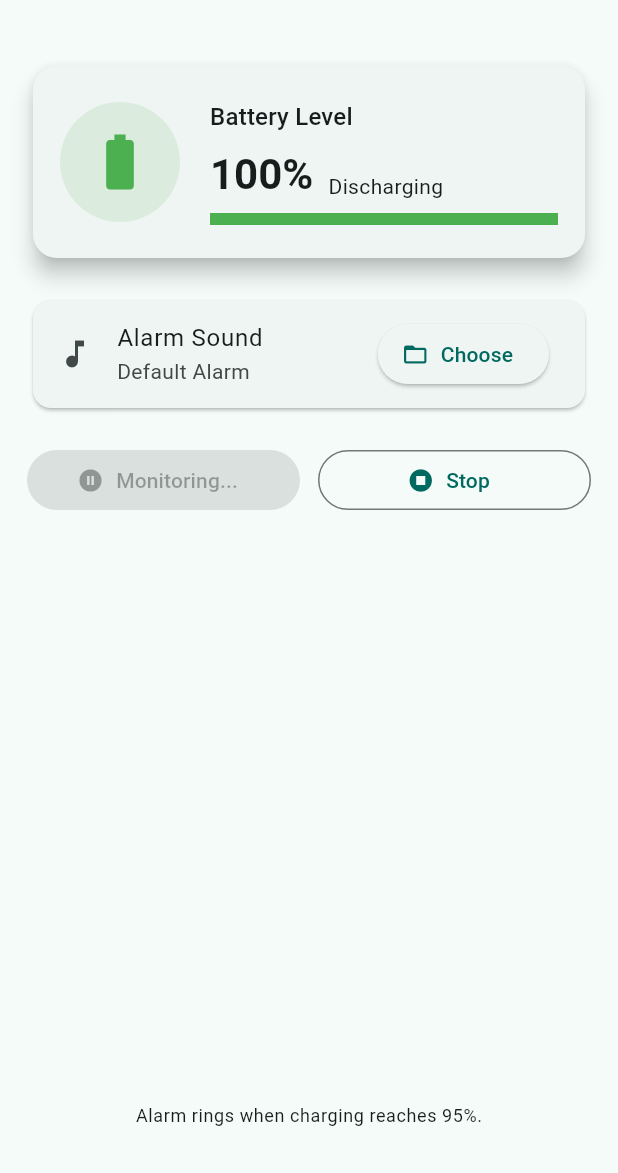
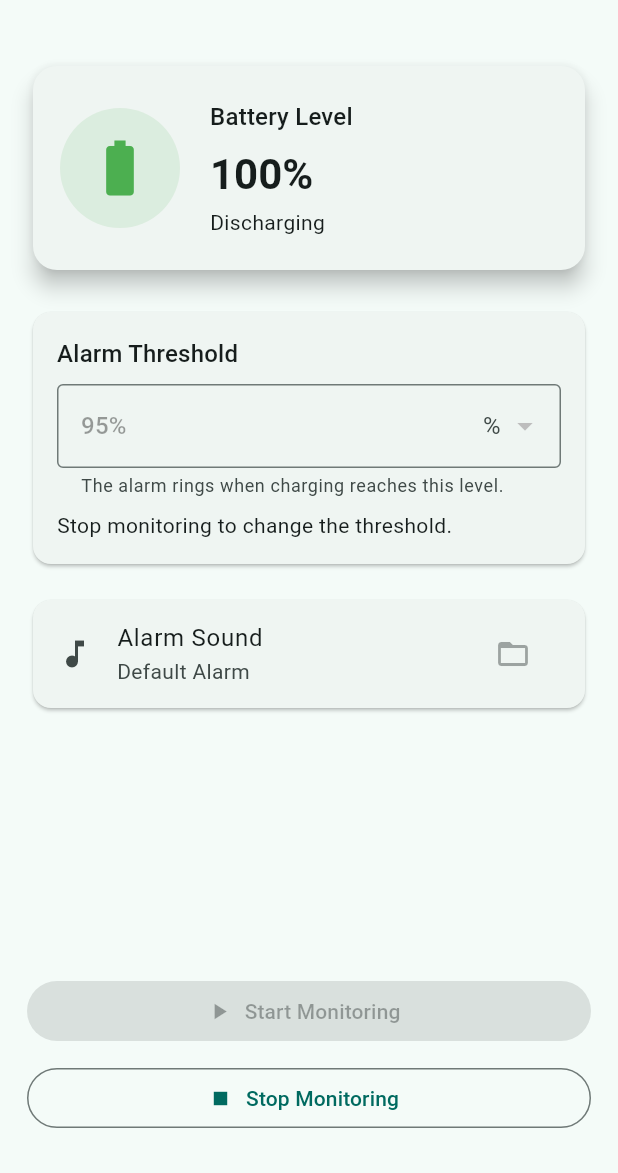
Before and after one commit to awm2000-ash/battery_full_alarm_flutter, a Flutter app: the screen it shows after launch, after a tap on "Start Monitoring", on a phone screen of 412 x 824 dp, the part 63-1236 px from its top. Run offline on Flutter 3.47's test engine with Material 3 defaults, Android fonts, the phone set to English and light mode, and no system bars; our stand-ins replace battery_plus, file_picker, just_audio, shared_preferences; missing offline and left inert: flutter_foreground_task.

Commit message:
Threshold charge limit can be configured. Fixed the notification Stop button functionality

```diff
--- a/lib/main.dart
+++ b/lib/main.dart
@@ -16,9 +16,10 @@ class BatteryFullAlarmApp extends StatelessWidget {
       debugShowCheckedModeBanner: false,
       theme: ThemeData(
         colorSchemeSeed: Colors.teal,
+        //colorSchemeSeed: const Color.fromARGB(255, 247, 1, 169),
         useMaterial3: true,
       ),
-      home: BatteryAlarmScreen(),
+      home: const BatteryAlarmScreen(),
     );
   }
 }
--- a/lib/screens/battery_alarm_screen.dart
+++ b/lib/screens/battery_alarm_screen.dart
@@ -1,10 +1,12 @@
 import 'dart:async';
 import 'dart:io';
+
 import 'package:flutter/material.dart';
 import 'package:battery_plus/battery_plus.dart';
 import 'package:file_picker/file_picker.dart';
 import 'package:path_provider/path_provider.dart';
 import 'package:flutter_foreground_task/flutter_foreground_task.dart';
+
 import '../services/foreground_service.dart';
 import '../utils/preferences.dart';
 
@@ -16,22 +18,32 @@ class BatteryAlarmScreen extends StatefulWidget {
 }
 
 class _BatteryAlarmScreenState extends State<BatteryAlarmScreen>
-    with SingleTickerProviderStateMixin {
+    with SingleTickerProviderStateMixin, WidgetsBindingObserver {
   final Battery _battery = Battery();
+
   int _batteryLevel = 0;
   BatteryState? _batteryState;
   String? _selectedAudioPath;
+  int _threshold = Preferences.defaultThreshold;
   bool _monitoring = false;
+  bool _savingThreshold = false;
+  StreamSubscription<BatteryState>? _batterySubscription;
+
+  static const List<int> _thresholdOptions = [
+    50, 55, 60, 65, 70, 75, 80, 85, 90, 95, 100,
+  ];
 
   late final AnimationController _animController;
 
   @override
   void initState() {
     super.initState();
+    WidgetsBinding.instance.addObserver(this);
+
     _initForegroundTask();
-    _activateTaskHandler();
     _loadPreferences();
     _initBatteryListener();
+    _refreshMonitoringState();
 
     _animController = AnimationController(
       vsync: this,
@@ -41,8 +53,27 @@ class _BatteryAlarmScreenState extends State<BatteryAlarmScreen>
 
   @override
   void dispose() {
+    WidgetsBinding.instance.removeObserver(this);
+    _batterySubscription?.cancel();
     _animController.dispose();
     super.dispose();
+  }
+
+  @override
+  void didChangeAppLifecycleState(AppLifecycleState state) {
+    if (state == AppLifecycleState.resumed) {
+      _refreshMonitoringState();
+    }
+  }
+
+  Future<void> _refreshMonitoringState() async {
+    final isRunning = await FlutterForegroundTask.isRunningService;
+
+    if (!mounted) return;
+
+    setState(() {
+      _monitoring = isRunning;
+    });
   }
 
   Future<void> _initForegroundTask() async {
@@ -67,25 +98,66 @@ class _BatteryAlarmScreenState extends State<BatteryAlarmScreen>
     );
   }
 
-  void _activateTaskHandler() {
-    FlutterForegroundTask.setTaskHandler(BatteryAlarmTaskHandler());
+  Future<void> _loadPreferences() async {
+    try {
+      final results = await Future.wait<Object?>([
+        Preferences.loadRingtonePath(),
+        Preferences.loadThreshold(),
+      ]);
+
+      if (!mounted) return;
+
+      setState(() {
+        _selectedAudioPath = results[0] as String?;
+        _threshold = results[1] as int;
+      });
+    } catch (e) {
+      debugPrint('Error loading preferences: $e');
+    }
   }
 
-  Future<void> _loadPreferences() async {
-    final path = await Preferences.loadRingtonePath();
-    setState(() => _selectedAudioPath = path);
+  Future<void> _saveThreshold(int? value) async {
+    if (value == null || _monitoring || _savingThreshold) return;
+
+    setState(() => _savingThreshold = true);
+
+    try {
+      await Preferences.saveThreshold(value);
+
+      if (!mounted) return;
+
+      setState(() => _threshold = value);
+
+      ScaffoldMessenger.of(context).showSnackBar(
+        SnackBar(content: Text('Alarm threshold saved: $value%')),
+      );
+    } catch (e) {
+      if (!mounted) return;
+
+      ScaffoldMessenger.of(context).showSnackBar(
+        SnackBar(content: Text('Could not save threshold: $e')),
+      );
+    } finally {
+      if (mounted) {
+        setState(() => _savingThreshold = false);
+      }
+    }
   }
 
   void _initBatteryListener() {
-    _battery.batteryLevel.then((lvl) {
-      setState(() => _batteryLevel = lvl);
+    _battery.batteryLevel.then((level) {
+      if (!mounted) return;
+      setState(() => _batteryLevel = level);
     });
 
-    _battery.onBatteryStateChanged.listen((BatteryState state) async {
-      final lvl = await _battery.batteryLevel;
+    _batterySubscription = _battery.onBatteryStateChanged.listen((state) async {
+      final level = await _battery.batteryLevel;
+
+      if (!mounted) return;
+
       setState(() {
         _batteryState = state;
-        _batteryLevel = lvl;
+        _batteryLevel = level;
       });
     });
   }
@@ -96,40 +168,53 @@ class _BatteryAlarmScreenState extends State<BatteryAlarmScreen>
       allowedExtensions: ['mp3', 'wav', 'm4a', 'aac', 'ogg'],
     );
 
-    if (result != null && result.files.single.path != null) {
+    if (!mounted || result == null || result.files.single.path == null) {
+      return;
+    }
+
     final sourcePath = result.files.single.path!;
-      final fileName = sourcePath.split('/').last;
+    final fileName = sourcePath.split(Platform.pathSeparator).last;
 
     final dir = await getApplicationDocumentsDirectory();
     final ringtoneDir = Directory('${dir.path}/ringtones');
-      if (!(await ringtoneDir.exists())) {
+
+    if (!await ringtoneDir.exists()) {
       await ringtoneDir.create(recursive: true);
     }
 
     final newPath = '${ringtoneDir.path}/$fileName';
     await File(sourcePath).copy(newPath);
+    await Preferences.saveRingtonePath(newPath);
 
-      await Preferences.saveRingtonePath(newPath);
+    if (!mounted) return;
 
     setState(() => _selectedAudioPath = newPath);
 
     ScaffoldMessenger.of(context).showSnackBar(
-        const SnackBar(content: Text("Alarm sound saved")),
+      const SnackBar(content: Text('Alarm sound saved')),
     );
-    }
   }
 
   Future<void> _startMonitoring() async {
+    await _refreshMonitoringState();
+    if (_monitoring) return;
+
     await FlutterForegroundTask.startService(
-      notificationTitle: 'Battery Full Alarm active',
-      notificationText: 'Monitoring battery in background',
+      notificationTitle: 'Battery Full Alarm',
+      notificationText: 'Monitoring battery. Alarm threshold: $_threshold%.',
       callback: startCallback,
     );
+
+    if (!mounted) return;
+
     setState(() => _monitoring = true);
   }
 
   Future<void> _stopMonitoring() async {
     await FlutterForegroundTask.stopService();
+
+    if (!mounted) return;
+
     setState(() => _monitoring = false);
   }
 
@@ -141,8 +226,9 @@ class _BatteryAlarmScreenState extends State<BatteryAlarmScreen>
   }
 
   IconData _batteryIcon() {
-    if (_batteryState == BatteryState.charging)
+    if (_batteryState == BatteryState.charging) {
       return Icons.battery_charging_full;
+    }
     if (_batteryLevel >= 90) return Icons.battery_full;
     if (_batteryLevel >= 50) return Icons.battery_std;
     return Icons.battery_alert;
@@ -165,7 +251,7 @@ class _BatteryAlarmScreenState extends State<BatteryAlarmScreen>
   Widget build(BuildContext context) {
     final label = _selectedAudioPath != null
         ? _selectedAudioPath!.split('/').last
-        : "Default Alarm";
+        : 'Default Alarm';
 
     return Scaffold(
       appBar: AppBar(
@@ -179,11 +265,14 @@ class _BatteryAlarmScreenState extends State<BatteryAlarmScreen>
             const SizedBox(height: 8),
             Card(
               shape: RoundedRectangleBorder(
-                  borderRadius: BorderRadius.circular(16)),
+                borderRadius: BorderRadius.circular(16),
+              ),
               elevation: 6,
               child: Padding(
-                padding:
-                    const EdgeInsets.symmetric(vertical: 22, horizontal: 18),
+                padding: const EdgeInsets.symmetric(
+                  vertical: 22,
+                  horizontal: 18,
+                ),
                 child: Row(
                   children: [
                     AnimatedBuilder(
@@ -196,7 +285,8 @@ class _BatteryAlarmScreenState extends State<BatteryAlarmScreen>
                           scale: scale,
                           child: CircleAvatar(
                             radius: 40,
-                            backgroundColor: _batteryColor().withOpacity(0.12),
+                            backgroundColor:
+                                _batteryColor().withValues(alpha: 0.12),
                             child: Icon(
                               _batteryIcon(),
                               color: _batteryColor(),
@@ -211,28 +301,20 @@ class _BatteryAlarmScreenState extends State<BatteryAlarmScreen>
                       child: Column(
                         crossAxisAlignment: CrossAxisAlignment.start,
                         children: [
-                          Text("Battery Level",
-                              style: Theme.of(context).textTheme.titleMedium),
+                          Text(
+                            'Battery Level',
+                            style: Theme.of(context).textTheme.titleMedium,
+                          ),
                           const SizedBox(height: 8),
-                          Row(
-                            crossAxisAlignment: CrossAxisAlignment.end,
-                            children: [
-                              Text("$_batteryLevel%",
+                          Text(
+                            '$_batteryLevel%',
                             style: Theme.of(context)
                                 .textTheme
                                 .headlineMedium
-                                      ?.copyWith(fontWeight: FontWeight.bold)),
-                              const SizedBox(width: 10),
+                                ?.copyWith(fontWeight: FontWeight.bold),
+                          ),
+                          const SizedBox(height: 4),
                           Text(_batteryStatusText),
-                            ],
-                          ),
-                          const SizedBox(height: 8),
-                          LinearProgressIndicator(
-                            value: _batteryLevel / 100,
-                            minHeight: 8,
-                            color: _batteryColor(),
-                            backgroundColor: Colors.grey[200],
-                          ),
                         ],
                       ),
                     ),
@@ -242,47 +324,77 @@ class _BatteryAlarmScreenState extends State<BatteryAlarmScreen>
             ),
             const SizedBox(height: 20),
             Card(
-              shape: RoundedRectangleBorder(
-                  borderRadius: BorderRadius.circular(12)),
-              child: ListTile(
-                leading: const Icon(Icons.music_note),
-                title: const Text("Alarm Sound"),
-                subtitle: Text(label),
-                trailing: ElevatedButton.icon(
-                  icon: const Icon(Icons.folder_open),
-                  label: const Text("Choose"),
-                  onPressed: _pickAudioFile,
+              child: Padding(
+                padding: const EdgeInsets.all(16),
+                child: Column(
+                  crossAxisAlignment: CrossAxisAlignment.start,
+                  children: [
+                    Text(
+                      'Alarm Threshold',
+                      style: Theme.of(context).textTheme.titleMedium,
                     ),
+                    const SizedBox(height: 8),
+                    DropdownButtonFormField<int>(
+                      value: _threshold,
+                      decoration: const InputDecoration(
+                        border: OutlineInputBorder(),
+                        suffixText: '%',
+                        helperText:
+                            'The alarm rings when charging reaches this level.',
                       ),
+                      items: _thresholdOptions.map((value) {
+                        return DropdownMenuItem<int>(
+                          value: value,
+                          child: Text('$value%'),
+                        );
+                      }).toList(),
+                      onChanged: (_monitoring || _savingThreshold)
+                          ? null
+                          : _saveThreshold,
                     ),
-            const SizedBox(height: 20),
-            Row(
-              children: [
-                Expanded(
-                  child: FilledButton.tonalIcon(
-                    icon: Icon(
-                        _monitoring ? Icons.pause_circle : Icons.play_circle),
-                    label: Text(
-                        _monitoring ? "Monitoring..." : "Start Monitoring"),
-                    onPressed: _monitoring ? null : _startMonitoring,
-                  ),
-                ),
-                const SizedBox(width: 12),
-                Expanded(
-                  child: OutlinedButton.icon(
-                    icon: const Icon(Icons.stop_circle),
-                    label: const Text("Stop"),
-                    onPressed: _monitoring ? _stopMonitoring : null,
+                    if (_monitoring)
+                      const Padding(
+                        padding: EdgeInsets.only(top: 8),
+                        child: Text(
+                          'Stop monitoring to change the threshold.',
                         ),
                       ),
                   ],
                 ),
+              ),
+            ),
+            const SizedBox(height: 16),
+            Card(
+              child: ListTile(
+                leading: const Icon(Icons.music_note),
+                title: const Text('Alarm Sound'),
+                subtitle: Text(label),
+                trailing: IconButton(
+                  icon: const Icon(Icons.folder_open),
+                  tooltip: 'Choose alarm sound',
+                  onPressed: _monitoring ? null : _pickAudioFile,
+                ),
+              ),
+            ),
             const Spacer(),
-            Text(
-              "Alarm rings when charging reaches 95%.",
-              style: Theme.of(context).textTheme.bodySmall,
+            SizedBox(
+              width: double.infinity,
+              child: ElevatedButton.icon(
+                onPressed: _monitoring ? null : _startMonitoring,
+                icon: const Icon(Icons.play_arrow),
+                label: const Text('Start Monitoring'),
               ),
-            const SizedBox(height: 12),
+            ),
+            const SizedBox(height: 10),
+            SizedBox(
+              width: double.infinity,
+              child: OutlinedButton.icon(
+                onPressed: _monitoring ? _stopMonitoring : null,
+                icon: const Icon(Icons.stop),
+                label: const Text('Stop Monitoring'),
+              ),
+            ),
+            const SizedBox(height: 8),
           ],
         ),
       ),
--- a/lib/services/foreground_service.dart
+++ b/lib/services/foreground_service.dart
@@ -1,7 +1,10 @@
+import 'dart:async';
 import 'dart:isolate';
+
 import 'package:flutter_foreground_task/flutter_foreground_task.dart';
 import 'package:battery_plus/battery_plus.dart';
 import 'package:just_audio/just_audio.dart';
+
 import '../utils/preferences.dart';
 
 @pragma('vm:entry-point')
@@ -11,17 +14,29 @@ void startCallback() {
 
 class BatteryAlarmTaskHandler extends TaskHandler {
   final Battery _battery = Battery();
-  final _player = AudioPlayer();
+  late final AudioPlayer _player;
+
   bool _isAlarmRinging = false;
-  static const threshold = 95;
+  int _threshold = Preferences.defaultThreshold;
 
   @override
   Future<void> onStart(DateTime timestamp, SendPort? sendPort) async {
-    print("Foreground task started");
+    print('Foreground task started');
+    _player = AudioPlayer();
+
+    try {
+      _threshold = await Preferences.loadThreshold();
+    } catch (e) {
+      _threshold = Preferences.defaultThreshold;
+      print('Error loading battery threshold; using $_threshold%: $e');
+    }
+
     FlutterForegroundTask.updateService(
       notificationTitle: 'Battery Full Alarm',
-      notificationText: 'Monitoring battery...',
+      notificationText: 'Monitoring battery. Alarm threshold: $_threshold%.',
     );
+
+    await _checkBattery();
   }
 
   @override
@@ -32,26 +47,30 @@ class BatteryAlarmTaskHandler extends TaskHandler {
   Future<void> _checkBattery() async {
     final level = await _battery.batteryLevel;
     final state = await _battery.batteryState;
-
     final charging =
         state == BatteryState.charging || state == BatteryState.full;
 
     print(
-        "Battery check => level=$level, state=$state, ringing=$_isAlarmRinging");
+      'Battery check => level=$level, state=$state, '
+      'threshold=$_threshold, ringing=$_isAlarmRinging',
+    );
 
-    if (charging && level >= threshold && !_isAlarmRinging) {
+    if (charging && level >= _threshold && !_isAlarmRinging) {
       _isAlarmRinging = true;
       await _startAlarm();
-    } else if ((!charging || level < threshold) && _isAlarmRinging) {
+    } else if ((!charging || level < _threshold) && _isAlarmRinging) {
+      // Stop playback if the charger is unplugged or the level drops below
+      // the threshold. Monitoring itself continues.
       await _stopAlarm();
     }
   }
 
   Future<void> _startAlarm() async {
-    print("Starting alarm...");
-    final path = await Preferences.loadRingtonePath();
+    print('Starting alarm...');
 
     try {
+      final path = await Preferences.loadRingtonePath();
+
       if (path != null && path.isNotEmpty) {
         await _player.setFilePath(path);
       } else {
@@ -59,37 +78,59 @@ class BatteryAlarmTaskHandler extends TaskHandler {
       }
 
       await _player.setLoopMode(LoopMode.one);
+
+      // Do not await playback: looping playback may remain active indefinitely.
+      unawaited(_playAlarm());
+
+      FlutterForegroundTask.updateService(
+        notificationTitle: 'Battery Threshold Reached!',
+        notificationText: 'Battery reached $_threshold%. Unplug to stop.',
+      );
+    } catch (e) {
+      _isAlarmRinging = false;
+      print('Error starting alarm: $e');
+    }
+  }
+
+  Future<void> _playAlarm() async {
+    try {
       await _player.play();
-
-      print("Alarm is PLAYING successfully");
+      print('Alarm playback completed');
     } catch (e) {
-      print("Error playing alarm: $e");
+      _isAlarmRinging = false;
+      print('Alarm playback error: $e');
     }
-
-    FlutterForegroundTask.updateService(
-      notificationTitle: 'Battery Full!',
-      notificationText: 'Reached $threshold%. Unplug to stop.',
-    );
   }
 
   Future<void> _stopAlarm() async {
-    print("Stopping alarm...");
+    print('Stopping alarm...');
+
     try {
       await _player.stop();
-    } catch (_) {}
+    } catch (e) {
+      print('Error stopping alarm: $e');
+    }
+
     _isAlarmRinging = false;
 
     FlutterForegroundTask.updateService(
       notificationTitle: 'Battery Full Alarm',
-      notificationText: 'Monitoring battery...',
+      notificationText: 'Monitoring battery. Alarm threshold: $_threshold%.',
     );
   }
 
   @override
   void onButtonPressed(String id) {
     if (id == 'stop') {
-      _stopAlarm();
+      unawaited(_stopMonitoringFromNotification());
     }
+  }
+
+  Future<void> _stopMonitoringFromNotification() async {
+    print('Notification Stop pressed');
+
+    await _stopAlarm();
+    await FlutterForegroundTask.stopService();
   }
 
   @override
@@ -99,7 +140,7 @@ class BatteryAlarmTaskHandler extends TaskHandler {
 
   @override
   Future<void> onDestroy(DateTime timestamp, SendPort? sendPort) async {
-    print("Service destroyed");
+    print('Service destroyed');
     await _player.dispose();
   }
 }
--- a/lib/utils/preferences.dart
+++ b/lib/utils/preferences.dart
@@ -2,16 +2,40 @@ import 'package:shared_preferences/shared_preferences.dart';
 
 class Preferences {
   static const _keyRingtone = 'ringtone_path';
+  static const _keyThreshold = 'battery_threshold';
+
+  static const int defaultThreshold = 95;
 
   static Future<void> saveRingtonePath(String path) async {
-    print("Preferences:saveRingtonePath() -> Ringtune is saved...");
+    print('Preferences: saveRingtonePath() -> Ringtone path saved.');
     final prefs = await SharedPreferences.getInstance();
     await prefs.setString(_keyRingtone, path);
   }
 
   static Future<String?> loadRingtonePath() async {
-    print("Preferences:loadRingtonePath() -> Ringtune path is loaded...");
+    print('Preferences: loadRingtonePath() -> Loading ringtone path.');
     final prefs = await SharedPreferences.getInstance();
     return prefs.getString(_keyRingtone);
   }
+
+  static Future<void> saveThreshold(int value) async {
+    if (value < 1 || value > 100) {
+      throw ArgumentError.value(value, 'value', 'Threshold must be between 1 and 100.');
+    }
+
+    final prefs = await SharedPreferences.getInstance();
+    await prefs.setInt(_keyThreshold, value);
+  }
+
+  static Future<int> loadThreshold() async {
+    final prefs = await SharedPreferences.getInstance();
+    final value = prefs.getInt(_keyThreshold) ?? defaultThreshold;
+
+    // Guard against an invalid stored value.
+    if (value < 1 || value > 100) {
+      return defaultThreshold;
+    }
+
+    return value;
+  }
 }
--- a/pubspec.yaml
+++ b/pubspec.yaml
@@ -19,6 +19,7 @@ dependencies:
   vibration: ^3.1.4
   flutter_foreground_task: ^4.2.0
   permission_handler: ^11.0.0
+  path_provider: ^2.1.5
 
 dev_dependencies:
   flutter_test:
```
Also changed, not shown: pubspec.lock, 1 other file. Lines whose indentation alone changed are shown as unchanged.
